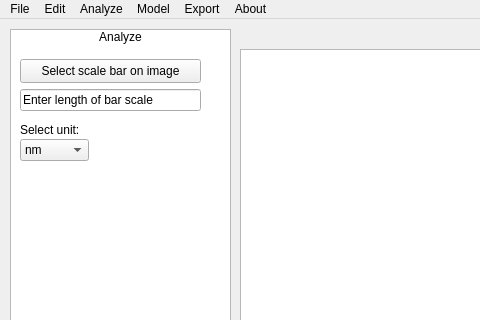
Before: the Qt Designer form src/gui/ui_designs/gui_prototype1.2_graphics_view.ui in Nikolajkng/NanoparticleAnalysis, drawn with Qt 5; both pictures show x 0 to 480 and y 0 to 320 of the 1263 by 787 pixel window.
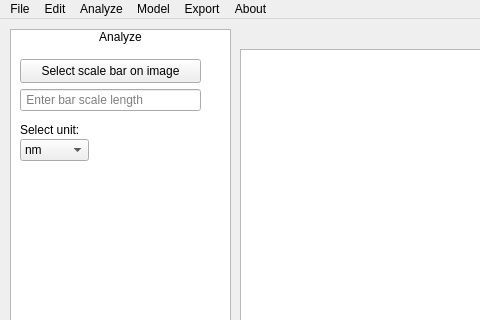
After: the same form once the commit is applied.

Commit message: fixed bug: selecting bar_scale when no image

```diff
--- a/src/gui/ui_designs/gui_prototype1.2_graphics_view.ui
+++ b/src/gui/ui_designs/gui_prototype1.2_graphics_view.ui
@@ -286,7 +286,10 @@
      </rect>
     </property>
     <property name="text">
-     <string>Enter length of bar scale</string>
+     <string/>
+    </property>
+    <property name="placeholderText">
+     <string> Enter bar scale length</string>
     </property>
    </widget>
    <widget class="QComboBox" name="comboBox">
```
Left out of the diff: 3 changed lines with no effect on the pictures. The commit also changes 3 other files.
